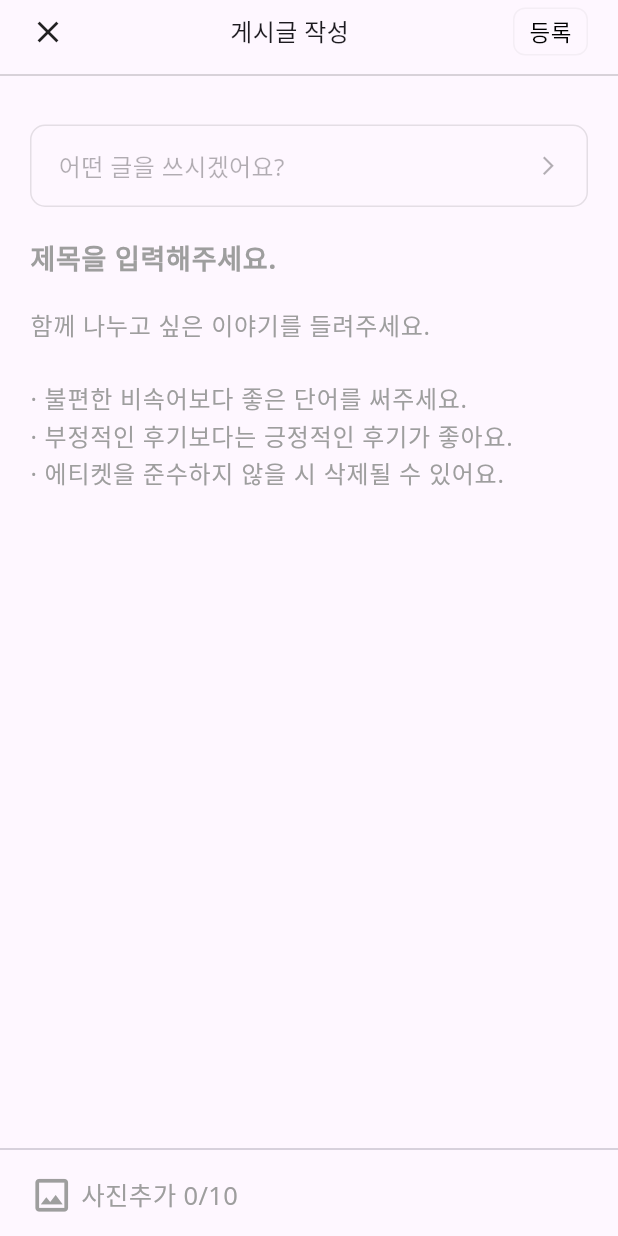
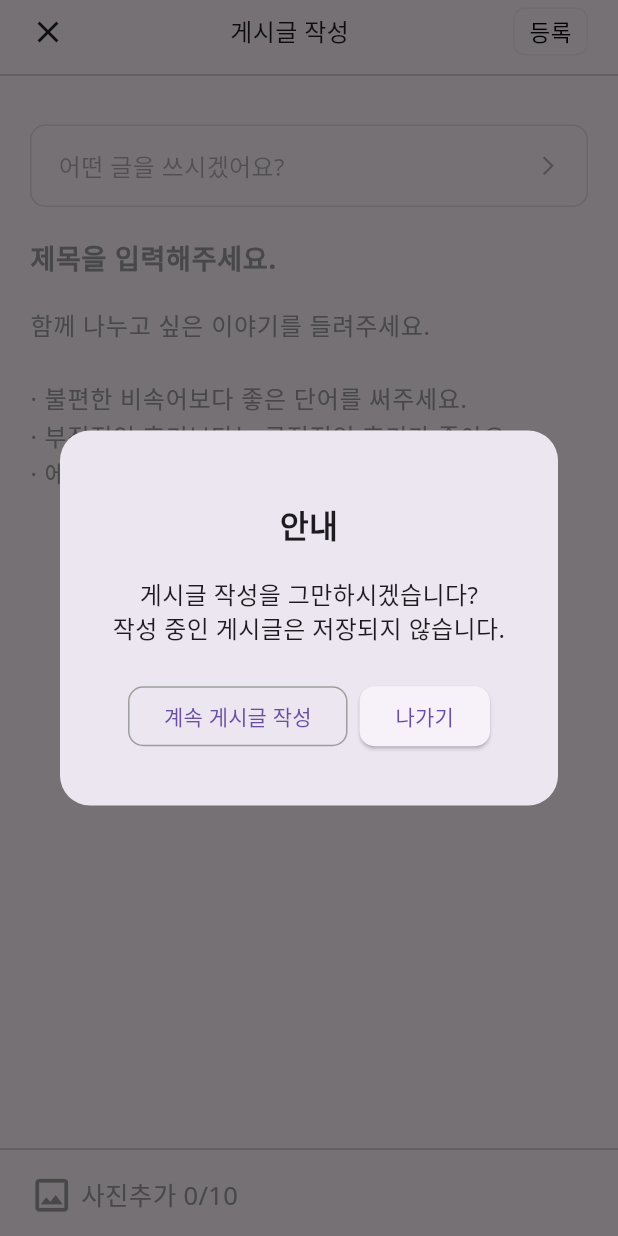
Before and after one commit to faithinker/ddocdoc_clone, a Flutter app: the WriteScreen screen opened by its route, after a tap on the "close" icon, on a phone screen of 412 x 824 dp. Run offline on Flutter 3.47's test engine with Material 3 defaults, Android fonts, the phone set to English and light mode, and no system bars; our stand-ins replace carousel_slider, dio, flash, flutter_riverpod, flutter_screenutil, font_awesome_flutter and 8 more; missing offline and left inert: flutter_naver_map, geolocator_apple; accounts and stored records are empty; generated files the repository leaves out were written again.

Commit message:
[커뮤니티][공통]  - 공통 팝업 추가  - 게시글 나가기 팝업 추가

```diff
--- /dev/null
+++ b/lib/component/custom_alert_dialog.dart
@@ -0,0 +1,189 @@
+import 'package:flutter/material.dart';
+import 'package:go_router/go_router.dart';
+import 'package:flash/flash.dart';
+
+/// TODO: 밑에서부터 Toast
+void showSimpleFlash(BuildContext context, String text) {
+  showFlash(
+    context: context,
+    duration: const Duration(seconds: 2),
+    builder: (context, controller) {
+      return FlashBar(
+        controller: controller,
+        title: const Text('TODO'),
+        content: Text(text),
+      );
+    },
+  );
+}
+
+/// MARK: 기본형 Custom Alert
+void showAlertDialog(
+  BuildContext context, {
+  String? popNamed,
+  required String titleText,
+  required String descriptionText,
+  required List<String> buttonTexts,
+}) {
+  showDialog(
+    context: context,
+    builder: (BuildContext context) {
+      List<Widget> buttons = buttonTexts.asMap().entries.map((entry) {
+        int index = entry.key;
+        String text = entry.value;
+
+        if (index == 0) {
+          return OutlinedButton(
+            onPressed: () {
+              GoRouter.of(context).pop();
+            },
+            style: OutlinedButton.styleFrom(
+              side: const BorderSide(
+                color: Colors.grey,
+                width: 1.0,
+              ),
+              shape: RoundedRectangleBorder(
+                borderRadius: BorderRadius.circular(10.0),
+              ),
+            ),
+            child: Text(text),
+          );
+        } else if (index == 1) {
+          return ElevatedButton(
+            onPressed: () {
+              GoRouter.of(context).pop();
+            },
+            style: ElevatedButton.styleFrom(
+              shape: RoundedRectangleBorder(
+                borderRadius: BorderRadius.circular(10.0),
+              ),
+            ),
+            child: Text(text),
+          );
+        } else {
+          return const SizedBox.shrink();
+        }
+      }).toList();
+
+      return Dialog(
+        shape:
+            RoundedRectangleBorder(borderRadius: BorderRadius.circular(20.0)),
+        child: SizedBox(
+          height: buttonTexts.length == 2 ? 250 : 300,
+          child: Padding(
+              padding: const EdgeInsets.all(15.0),
+              child: Column(
+                mainAxisAlignment: MainAxisAlignment.center,
+                crossAxisAlignment: CrossAxisAlignment.center,
+                children: [
+                  const SizedBox(height: 20),
+                  Text(
+                    titleText,
+                    textAlign: TextAlign.center,
+                    style: const TextStyle(
+                      fontSize: 21,
+                      fontWeight: FontWeight.bold,
+                    ),
+                  ),
+                  const SizedBox(height: 20),
+                  Text(
+                    descriptionText,
+                    textAlign: TextAlign.center,
+                    style: const TextStyle(
+                      fontSize: 16,
+                    ),
+                  ),
+                  const SizedBox(height: 15),
+                  ButtonBar(
+                    alignment: MainAxisAlignment.center,
+                    buttonMinWidth: 20,
+                    children: buttons,
+                  ),
+                ],
+              )),
+        ),
+      );
+    },
+  );
+}
+
+// TODO: 시스템 Alert
+
+void showSystemAlertDialog(
+  BuildContext context, {
+  String? popNamed,
+  Text? titleWidget,
+  List<Widget> bodyWidgets = const <Widget>[],
+  List<String> actionTexts = const [],
+}) {
+  showDialog(
+      context: context,
+      builder: (BuildContext context) {
+        return AlertDialog(
+          title: titleWidget,
+          content: SingleChildScrollView(
+            child: ListBody(
+              children: bodyWidgets,
+            ),
+          ),
+          actions: [
+            for (var i = 0; i < actionTexts.length; i++) ...[
+              TextButton(
+                child: Text(actionTexts[i]),
+                onPressed: () {
+                  if (i == 0) {
+                    GoRouter.of(context).pop();
+                  } else {
+                    if (popNamed != null) {
+                      Navigator.of(context)
+                          .popUntil((route) => route.settings.name == popNamed);
+                    } else {
+                      GoRouter.of(context).pop();
+                    }
+                  }
+                },
+              ),
+            ],
+          ],
+        );
+      });
+}
+
+/// TODO: 시스템 Dialog 사용
+void showdialog(BuildContext context) {
+  showDialog(
+      context: context,
+      builder: (BuildContext context) {
+        return Dialog(
+          shape: RoundedRectangleBorder(
+              borderRadius: BorderRadius.circular(20.0)), //this right here
+          child: SizedBox(
+            height: 200,
+            child: Padding(
+              padding: const EdgeInsets.all(12.0),
+              child: Column(
+                mainAxisAlignment: MainAxisAlignment.center,
+                crossAxisAlignment: CrossAxisAlignment.start,
+                children: [
+                  const TextField(
+                    decoration: InputDecoration(
+                        border: InputBorder.none,
+                        hintText: 'What do you want to remember?'),
+                  ),
+                  SizedBox(
+                    width: 320.0,
+                    child: ElevatedButton(
+                      onPressed: () {},
+                      child: const Text(
+                        "Save",
+                        style: TextStyle(color: Colors.black),
+                      ),
+                    ),
+                  )
+                ],
+              ),
+            ),
+          ),
+        );
+      });
+}
--- a/lib/feature/community/write/write_screen.dart
+++ b/lib/feature/community/write/write_screen.dart
@@ -4,12 +4,13 @@ import 'package:flutter/cupertino.dart';
 import 'package:flutter/material.dart';
 import 'package:flutter/widgets.dart';
 import 'package:flutter_riverpod/flutter_riverpod.dart';
+import 'package:flutter_screenutil/flutter_screenutil.dart';
 import 'package:go_router/go_router.dart';
+import 'write_modal_bottom_sheet.dart';
+import '../../../utils/router_key.dart';
 import '../../../component/custom_button.dart';
 import '../../../utils/resources.dart';
-import 'package:flash/flash.dart';
-import 'package:flutter_screenutil/flutter_screenutil.dart';
-import 'write_modal_bottom_sheet.dart';
+import '../../../component/custom_alert_dialog.dart';
 
 final typeProvider = StateProvider((ref) => R.howToWriteType);
 
@@ -60,7 +61,13 @@ class WriteScreen extends ConsumerWidget {
                 const SizedBox(width: 20),
                 GestureDetector(
                   onTap: () {
-                    GoRouter.of(context).pop();
+                    showAlertDialog(
+                      context,
+                      popNamed: RouterKey.bottomTab,
+                      titleText: '안내',
+                      descriptionText: R.stopWritingTitle,
+                      buttonTexts: [R.continueWriting, R.exit],
+                    );
                   },
                   child: const Icon(Icons.close),
                 ),
@@ -187,17 +194,3 @@ class WriteScreen extends ConsumerWidget {
     );
   }
 }
-
-void showSimpleFlash(BuildContext context, String text) {
-  showFlash(
-    context: context,
-    duration: const Duration(seconds: 2),
-    builder: (context, controller) {
-      return FlashBar(
-        controller: controller,
-        title: const Text('TODO'),
-        content: Text(text),
-      );
-    },
-  );
-}
--- a/lib/utils/resources.dart
+++ b/lib/utils/resources.dart
@@ -24,4 +24,8 @@ class R {
 · 부정적인 후기보다는 긍정적인 후기가 좋아요.
 · 에티켓을 준수하지 않을 시 삭제될 수 있어요.
 ''';
+
+  static const stopWritingTitle = '게시글 작성을 그만하시겠습니다?\n작성 중인 게시글은 저장되지 않습니다.';
+  static const continueWriting = '계속 게시글 작성';
+  static const exit = '나가기';
 }
```
Also changed, not shown: lib/utils/router_key.dart (line endings or trailing spaces).
